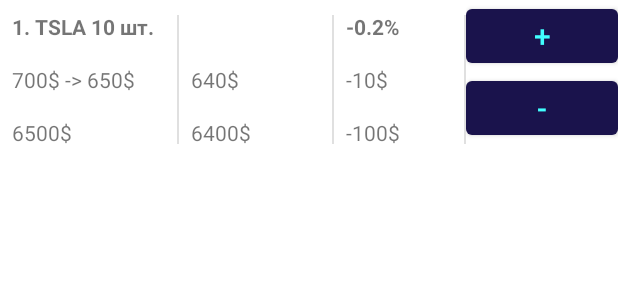
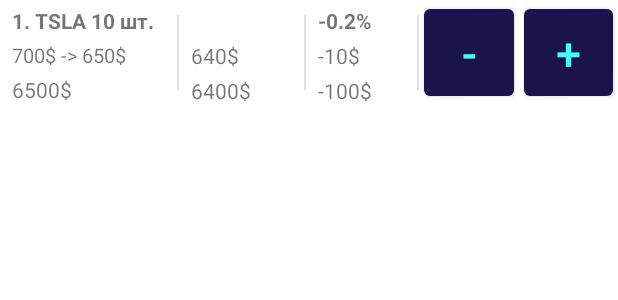
Before and after one commit to crown0128/2358, an Android app: the layout fragment_1000_buy_finish_item.xml on its own in the app's theme, with its tools: preview values and no code run, on a phone screen of 412 x 824 dp. Shown: the top 300 px of the screen. Run offline under Robolectric (Android 15) with nearby library versions, the phone set to English and light mode, and no system bars; network calls fail.

Commit message:
layout update

```diff
--- a/app/src/main/java/com/project/ti2358/ui/strategy1000Buy/Strategy1000BuyFinishFragment.kt
+++ b/app/src/main/java/com/project/ti2358/ui/strategy1000Buy/Strategy1000BuyFinishFragment.kt
@@ -121,8 +121,8 @@
 
             val avg = item.stock.getPriceDouble()
             holder.tickerView.text = "${item.stock.marketInstrument.ticker} ${item.lots} шт."
-            holder.currentPriceView.text = "${item.stock.getPrice2359String()} -> ${avg} $"
-            holder.totalPriceView.text = "%.2f $".format(item.stock.getPriceDouble() * item.lots)
+            holder.currentPriceView.text = "${item.stock.getPrice2359String()}->${avg}$"
+            holder.totalPriceView.text = (item.stock.getPriceDouble() * item.lots).toDollar()
 
             refreshPercent(holder)
 
--- a/app/src/main/res/layout/fragment_1000_buy_finish_item.xml
+++ b/app/src/main/res/layout/fragment_1000_buy_finish_item.xml
@@ -19,7 +19,8 @@
             android:layout_width="match_parent"
             android:layout_height="match_parent"
             android:gravity="center_vertical"
-            android:padding="8dp"
+            android:paddingStart="8dp"
+            android:paddingTop="4dp"
             android:text="1. TSLA 10 шт."
             android:textSize="14sp"
             android:textStyle="bold" />
@@ -28,16 +29,18 @@
             android:id="@+id/stock_item_price"
             android:layout_width="match_parent"
             android:layout_height="match_parent"
-            android:padding="8dp"
+            android:paddingStart="8dp"
+            android:paddingTop="4dp"
             android:gravity="center_vertical"
             android:text="700$ -> 650$"
-            android:textSize="14sp" />
+            android:textSize="13sp" />
 
         <TextView
             android:id="@+id/stock_total_price"
             android:layout_width="match_parent"
             android:layout_height="match_parent"
-            android:padding="8dp"
+            android:paddingStart="8dp"
+            android:paddingTop="4dp"
             android:gravity="center_vertical"
             android:text="6500$"
             android:textSize="14sp" />
@@ -46,7 +49,7 @@
     <LinearLayout
         android:layout_width="match_parent"
         android:layout_height="wrap_content"
-        android:layout_weight="10"
+        android:layout_weight="10.6"
         android:orientation="vertical">
 
         <TextView
@@ -54,7 +57,8 @@
             android:layout_width="match_parent"
             android:layout_height="match_parent"
             android:gravity="center_vertical"
-            android:padding="8dp"
+            android:paddingStart="8dp"
+            android:paddingTop="4dp"
             android:text=""
             android:textSize="14sp"
             android:textStyle="bold" />
@@ -63,7 +67,8 @@
             android:id="@+id/stock_item_price_buy"
             android:layout_width="match_parent"
             android:layout_height="match_parent"
-            android:padding="8dp"
+            android:paddingStart="8dp"
+            android:paddingTop="4dp"
             android:gravity="center_vertical"
             android:text="640$"
             android:textSize="14sp" />
@@ -72,7 +77,8 @@
             android:id="@+id/stock_item_price_total_buy"
             android:layout_width="match_parent"
             android:layout_height="match_parent"
-            android:padding="8dp"
+            android:paddingStart="8dp"
+            android:paddingTop="4dp"
             android:gravity="center_vertical"
             android:text="6400$"
             android:textSize="14sp" />
@@ -82,7 +88,7 @@
     <LinearLayout
         android:layout_width="match_parent"
         android:layout_height="wrap_content"
-        android:layout_weight="10.5"
+        android:layout_weight="10.9"
         android:orientation="vertical">
 
         <TextView
@@ -90,7 +96,8 @@
             android:layout_width="match_parent"
             android:layout_height="wrap_content"
             android:gravity="center_vertical"
-            android:padding="8dp"
+            android:paddingStart="8dp"
+            android:paddingTop="4dp"
             android:text="-0.2%"
             android:textSize="14sp"
             android:textStyle="bold" />
@@ -99,7 +106,8 @@
             android:id="@+id/stock_price_absolute_change"
             android:layout_width="match_parent"
             android:layout_height="match_parent"
-            android:padding="8dp"
+            android:paddingStart="8dp"
+            android:paddingTop="4dp"
             android:gravity="center_vertical"
             android:text="-10$"
             android:textSize="14sp" />
@@ -108,7 +116,8 @@
             android:id="@+id/stock_price_absolute_total_change"
             android:layout_width="match_parent"
             android:layout_height="match_parent"
-            android:padding="8dp"
+            android:paddingStart="8dp"
+            android:paddingTop="4dp"
             android:gravity="center_vertical"
             android:text="-100$"
             android:textSize="14sp" />
@@ -116,25 +125,29 @@
 
     <LinearLayout
         android:layout_width="match_parent"
-        android:layout_height="wrap_content"
-        android:layout_weight="10"
-        android:orientation="vertical">
+        android:layout_height="match_parent"
+        android:layout_weight="9"
+        android:orientation="horizontal">
 
         <Button
-            android:id="@+id/buttonPlus"
-            android:layout_width="match_parent"
+            android:layout_weight="2"
+            android:id="@+id/buttonMinus"
+            android:layout_width="wrap_content"
             android:layout_height="match_parent"
-            android:textSize="20dp"
-            android:text="+" />
-
+            android:layout_marginLeft="3dp"
+            android:layout_marginRight="3dp"
+            android:textSize="30dp"
+            android:text="-" />
 
         <Button
-            android:id="@+id/buttonMinus"
-            android:layout_width="match_parent"
+            android:layout_weight="2"
+            android:id="@+id/buttonPlus"
+            android:layout_width="wrap_content"
             android:layout_height="match_parent"
-            android:textSize="20dp"
-            android:text="-" />
-
+            android:layout_marginRight="3dp"
+            android:layout_marginLeft="3dp"
+            android:textSize="30dp"
+            android:text="+" />
     </LinearLayout>
 
 </LinearLayout>
--- a/build.gradle
+++ b/build.gradle
@@ -1,6 +1,6 @@
 // Top-level build file where you can add configuration options common to all sub-projects/modules.
 buildscript {
-    ext.kotlin_version = "1.4.21"
+    ext.kotlin_version = "1.4.30"
     ext.koin_version = "2.2.0"
     repositories {
         google()
@@ -10,8 +10,8 @@
         classpath 'com.android.tools.build:gradle:4.1.2'
         classpath "org.jetbrains.kotlin:kotlin-gradle-plugin:$kotlin_version"
 
-        classpath 'com.google.gms:google-services:4.3.4'
-        classpath 'com.google.firebase:firebase-crashlytics-gradle:2.4.1'
+        classpath 'com.google.gms:google-services:4.3.5'
+        classpath 'com.google.firebase:firebase-crashlytics-gradle:2.5.0'
     }
 }
 
```
Also changed, not shown: app/build.gradle (+4 -4 lines), app/src/main/java/com/project/ti2358/data/manager/Strategy2358.kt (+5 -3 lines), app/src/main/res/layout/fragment_1000_buy_finish.xml (+3 -5 lines), app/src/main/res/layout/fragment_1000_sell_finish.xml (+4 -4 lines), app/src/main/res/layout/fragment_1000_sell_finish_item.xml (+40 -27 lines), app/src/main/res/layout/fragment_2358_finish_item.xml (+18 -14 lines), app/src/main/res/layout/fragment_tazik_finish.xml (+5 -5 lines), app/src/main/res/layout/fragment_tazik_finish_item.xml (+38 -25 lines).
